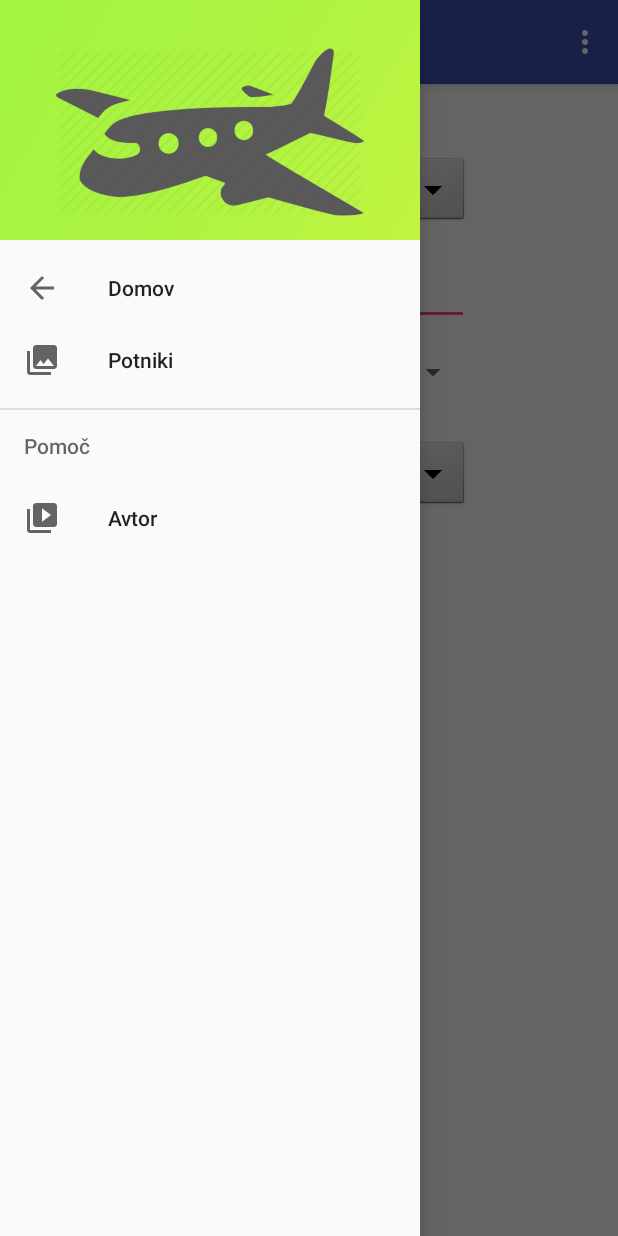
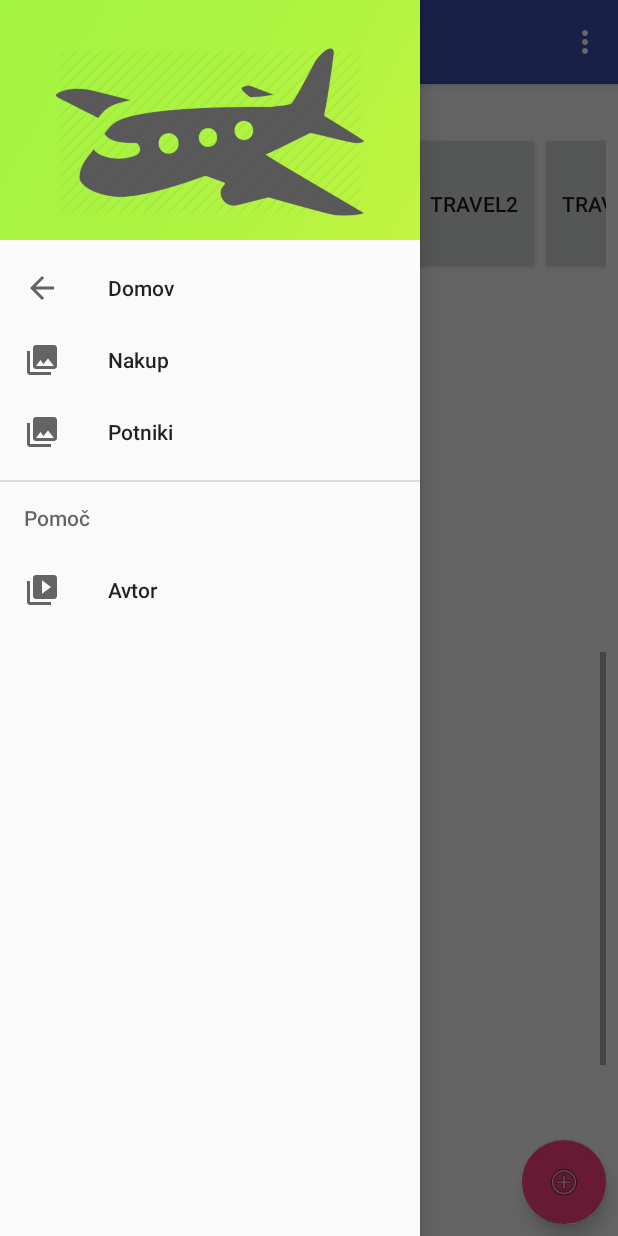
Before and after one commit to JernejHabjan/School, an Android app: the screen it shows after launch (MainActivity), with the side drawer open, on a phone screen of 412 x 824 dp. Run offline under Robolectric (Android 15) with nearby library versions, the phone set to English and light mode, and no system bars.

Commit message:
Added locations API, edited layout

```diff
--- a/app/build.gradle
+++ b/app/build.gradle
@@ -37,8 +37,10 @@ dependencies {
     compile 'com.android.support:design:25.4.0'
     compile 'com.android.support.constraint:constraint-layout:1.0.2'
     testCompile 'junit:junit:4.12'
-    compile 'com.google.firebase:firebase-core:11.4.2'
+    compile 'com.google.firebase:firebase-core:11.6.2'
     compile 'com.mcxiaoke.volley:library:1.0.19'
+    compile 'com.google.android.gms:play-services-places:11.6.2'
+    compile 'com.google.android.gms:play-services-location:11.6.2'
     compile "org.jetbrains.kotlin:kotlin-stdlib-jre7:$kotlin_version"
 
 }
--- a/app/src/main/AndroidManifest.xml
+++ b/app/src/main/AndroidManifest.xml
@@ -13,8 +13,9 @@
 
         >
         <meta-data
-            android:name="android.max_aspect"
-            android:value="2.1" />
+            android:name="com.google.android.geo.API_KEY"
+            android:value="AIzaSyACUjII3J4PZeIBo4yZgxgXDB7ZLXrEzac"/>
+
         <activity
             android:name="si.roglan.EMP_Seminarska.MainActivity"
             android:label="@string/app_name"
--- a/app/src/main/java/si/roglan/EMP_Seminarska/MainActivity.java
+++ b/app/src/main/java/si/roglan/EMP_Seminarska/MainActivity.java
@@ -23,7 +23,6 @@ public class MainActivity extends AppCompatActivity
     FragmentTransaction fragmentTransaction;
 
 
-    Nakup nakup = new Nakup();
 
     ArrayList<String> userData = new ArrayList<>();
     ArrayList<String> nakupData = new ArrayList<>();
@@ -48,10 +47,11 @@ public class MainActivity extends AppCompatActivity
 
         //display home fragment
         fragmentTransaction = getSupportFragmentManager().beginTransaction();
-        fragmentTransaction.replace(R.id.main_container, nakup);
+        fragmentTransaction.replace(R.id.main_container, new TravelsFragment());
         fragmentTransaction.commit();
         if (getSupportActionBar() != null)
-            getSupportActionBar().setTitle("Nakup");
+            getSupportActionBar().setTitle("Travels");
+
 
     }
 
@@ -60,7 +60,7 @@ public class MainActivity extends AppCompatActivity
     public void onBackPressed() {
         DrawerLayout drawer = (DrawerLayout) findViewById(R.id.drawer_layout);
         if (getSupportActionBar() != null)
-            getSupportActionBar().setTitle("Nakup");
+            getSupportActionBar().setTitle("Travels");
         if (drawer.isDrawerOpen(GravityCompat.START)) {
             drawer.closeDrawer(GravityCompat.START);
         } else {
@@ -99,6 +99,8 @@ public class MainActivity extends AppCompatActivity
     }
 
 
+    //                      HANDLING NAVIGATION                                //
+
     @RequiresApi(api = Build.VERSION_CODES.GINGERBREAD)
     @SuppressWarnings("StatementWithEmptyBody")
     @Override
@@ -108,14 +110,27 @@ public class MainActivity extends AppCompatActivity
 
         if (id == R.id.nav_home) {
             fragmentTransaction = getSupportFragmentManager().beginTransaction();
-            Nakup nakup = new Nakup();
+            TravelsFragment travelsFragment = new TravelsFragment();
 
-            fragmentTransaction.replace(R.id.main_container, nakup);
+            fragmentTransaction.replace(R.id.main_container, travelsFragment);
+            fragmentTransaction.commit();
+            if (getSupportActionBar() != null)
+                getSupportActionBar().setTitle("Travels");
+
+        }
+        else if (id == R.id.nav_nakup) {
+            fragmentTransaction = getSupportFragmentManager().beginTransaction();
+            fragmentTransaction.replace(R.id.main_container, new Nakup());
+            fragmentTransaction.addToBackStack("1");
             fragmentTransaction.commit();
             if (getSupportActionBar() != null)
                 getSupportActionBar().setTitle("Nakup");
 
-        } else if (id == R.id.nav_itm) {
+
+        }
+
+
+        else if (id == R.id.nav_itm) {
             if (nakupData.size() > 0) {
                 fragmentTransaction = getSupportFragmentManager().beginTransaction();
                 Potniki potniki = new Potniki();
--- /dev/null
+++ b/app/src/main/java/si/roglan/EMP_Seminarska/TravelsFragment.java
@@ -0,0 +1,49 @@
+package si.roglan.EMP_Seminarska;
+
+import android.os.Bundle;
+import android.support.design.widget.FloatingActionButton;
+import android.support.design.widget.Snackbar;
+import android.support.v4.app.Fragment;
+import android.view.LayoutInflater;
+import android.view.View;
+import android.view.ViewGroup;
+import android.widget.RadioGroup;
+import android.widget.RelativeLayout;
+
+/**
+ * A simple {@link Fragment} subclass.
+ */
+public class TravelsFragment extends Fragment {
+    FloatingActionButton add_trip_float_button;
+
+    public TravelsFragment() {
+        // Required empty public constructor
+    }
+
+
+    @Override
+    public View onCreateView(LayoutInflater inflater, ViewGroup container,
+                             Bundle savedInstanceState) {
+
+        View view = inflater.inflate(R.layout.our_travels, container, false);
+
+
+        add_trip_float_button = (FloatingActionButton) view.findViewById(R.id.add_trip_float_button);
+
+        add_trip_float_button.setOnClickListener(new View.OnClickListener() {
+            public void onClick(View v) {
+                // CALL FRAGMENT
+            }
+        });
+
+
+        // Inflate the layout for this fragment
+        return view;
+
+
+
+
+    }
+
+
+}
--- /dev/null
+++ b/app/src/main/res/layout/our_travels.xml
@@ -0,0 +1,181 @@
+<?xml version="1.0" encoding="utf-8"?>
+<android.support.constraint.ConstraintLayout xmlns:android="http://schemas.android.com/apk/res/android"
+    xmlns:app="http://schemas.android.com/apk/res-auto"
+    xmlns:tools="http://schemas.android.com/tools"
+    android:id="@+id/travels_content"
+    android:layout_width="match_parent"
+    android:layout_height="match_parent">
+
+    <android.support.design.widget.FloatingActionButton
+        android:id="@+id/add_trip_float_button"
+        android:layout_width="wrap_content"
+        android:layout_height="189dp"
+        android:layout_marginBottom="8dp"
+        android:layout_marginEnd="8dp"
+        android:clickable="true"
+        app:layout_constraintBottom_toBottomOf="parent"
+        app:layout_constraintEnd_toEndOf="parent"
+        app:srcCompat="@android:drawable/ic_menu_add" />
+
+    <HorizontalScrollView
+        android:id="@+id/horizontalScrollView"
+        android:layout_width="match_parent"
+        android:layout_height="95dp"
+        android:layout_marginEnd="8dp"
+        android:layout_marginStart="8dp"
+        android:layout_marginTop="32dp"
+        app:layout_constraintEnd_toEndOf="parent"
+        app:layout_constraintStart_toStartOf="parent"
+        app:layout_constraintTop_toTopOf="parent">
+
+        <LinearLayout
+            android:layout_width="wrap_content"
+            android:layout_height="match_parent"
+            android:orientation="horizontal">
+
+            <Button
+                android:id="@+id/button5"
+                android:layout_width="match_parent"
+                android:layout_height="match_parent"
+                android:layout_weight="1"
+                android:text="Travel1" />
+
+            <Button
+                android:id="@+id/button9"
+                android:layout_width="match_parent"
+                android:layout_height="95dp"
+                android:layout_weight="1"
+                android:text="Travel2" />
+
+            <Button
+                android:id="@+id/button6"
+                android:layout_width="match_parent"
+                android:layout_height="match_parent"
+                android:layout_weight="1"
+                android:text="Travel1" />
+
+            <Button
+                android:id="@+id/button7"
+                android:layout_width="match_parent"
+                android:layout_height="95dp"
+                android:layout_weight="1"
+                android:text="Travel2" />
+
+            <Button
+                android:id="@+id/button8"
+                android:layout_width="match_parent"
+                android:layout_height="95dp"
+                android:layout_weight="1"
+                android:text="Travel3" />
+        </LinearLayout>
+
+    </HorizontalScrollView>
+
+    <ScrollView
+        android:layout_width="match_parent"
+        android:layout_height="325dp"
+        android:layout_marginBottom="8dp"
+        android:layout_marginEnd="8dp"
+        android:layout_marginStart="8dp"
+        android:layout_marginTop="136dp"
+        app:layout_constraintBottom_toBottomOf="parent"
+        app:layout_constraintEnd_toEndOf="parent"
+        app:layout_constraintStart_toStartOf="parent"
+        app:layout_constraintTop_toTopOf="parent"
+        app:layout_constraintVertical_bias="0.813">
+
+        <LinearLayout
+            android:layout_width="wrap_content"
+            android:layout_height="match_parent"
+            android:gravity="center"
+            android:orientation="vertical">
+
+            <Button
+
+                android:id="@+id/button12"
+                android:layout_width="match_parent"
+                android:layout_height="wrap_content"
+                android:layout_weight="1"
+                android:text="PossibleTravel1" />
+
+            <Button
+
+                android:id="@+id/button13"
+                android:layout_width="match_parent"
+                android:layout_height="wrap_content"
+                android:layout_weight="1"
+                android:text="PossibleTravel2" />
+
+            <Button
+
+                android:id="@+id/button14"
+                android:layout_width="match_parent"
+                android:layout_height="wrap_content"
+                android:layout_weight="1"
+                android:text="PossibleTravel3" />
+
+            <Button
+
+                android:id="@+id/button10"
+                android:layout_width="match_parent"
+                android:layout_height="wrap_content"
+                android:layout_weight="1"
+                android:text="PossibleTravel3" />
+
+            <Button
+
+                android:id="@+id/button11"
+                android:layout_width="match_parent"
+                android:layout_height="wrap_content"
+                android:layout_weight="1"
+                android:text="PossibleTravel2" />
+
+            <Button
+
+                android:layout_width="match_parent"
+                android:layout_height="wrap_content"
+                android:layout_weight="1"
+                android:text="PossibleTravel1" />
+
+            <Button
+
+                android:layout_width="match_parent"
+                android:layout_height="wrap_content"
+                android:layout_weight="1"
+                android:text="PossibleTravel2" />
+
+            <Button
+
+                android:layout_width="match_parent"
+                android:layout_height="wrap_content"
+                android:layout_weight="1"
+                android:text="PossibleTravel3" />
+        </LinearLayout>
+
+    </ScrollView>
+
+    <TextView
+        android:id="@+id/textView10"
+        android:layout_width="wrap_content"
+        android:layout_height="wrap_content"
+        android:layout_marginEnd="8dp"
+        android:layout_marginStart="8dp"
+        android:layout_marginTop="8dp"
+        android:text="Previous travels"
+        app:layout_constraintEnd_toEndOf="parent"
+        app:layout_constraintStart_toStartOf="parent"
+        app:layout_constraintTop_toTopOf="parent" />
+
+    <TextView
+        android:id="@+id/textView13"
+        android:layout_width="wrap_content"
+        android:layout_height="wrap_content"
+        android:layout_marginEnd="8dp"
+        android:layout_marginStart="8dp"
+        android:layout_marginTop="8dp"
+        android:text="Possible new travels"
+        app:layout_constraintEnd_toEndOf="parent"
+        app:layout_constraintStart_toStartOf="parent"
+        app:layout_constraintTop_toBottomOf="@+id/horizontalScrollView" />
+
+</android.support.constraint.ConstraintLayout>
--- a/app/src/main/res/menu/activity_main_drawer.xml
+++ b/app/src/main/res/menu/activity_main_drawer.xml
@@ -6,6 +6,10 @@
             android:id="@+id/nav_home"
             android:icon="?attr/homeAsUpIndicator"
             android:title="@string/home" />
+        <item
+            android:id="@+id/nav_nakup"
+            android:icon="@drawable/ic_menu_gallery"
+            android:title="Nakup" />
         <item
             android:id="@+id/nav_itm"
             android:icon="@drawable/ic_menu_gallery"
```
Also changed, not shown: app/src/main/java/si/roglan/EMP_Seminarska/Nakup.java (+102 -2 lines), app/src/main/java/si/roglan/EMP_Seminarska/Potniki.kt (+2 -8 lines), app/src/main/res/layout/fragment_nakup.xml (+18 -0 lines), app/src/main/res/layout/fragment_potniki.xml (+69 -18 lines), app/src/main/res/layout/login_page.xml (added, +94 -0 lines), 3 other files.
